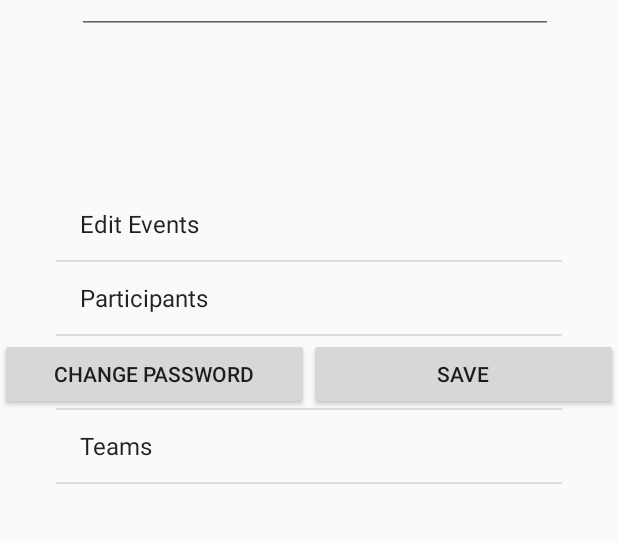
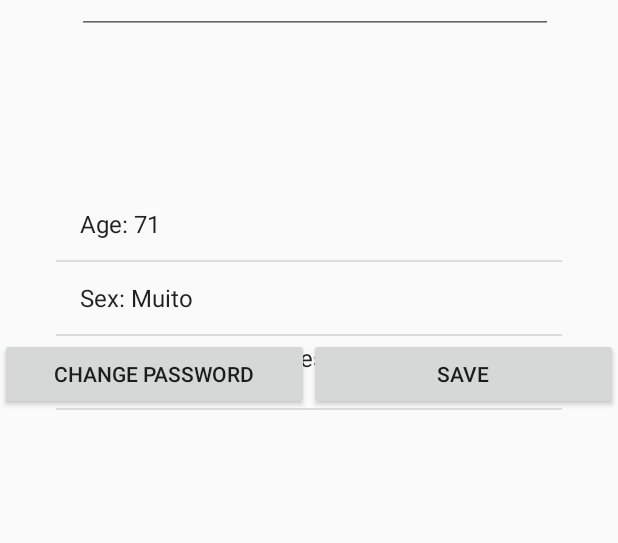
Before and after one commit to pedrovt/ihc-yacm, an Android app: the Profile screen opened directly, with no data from a screen before it, on a phone screen of 412 x 824 dp, the part 592-1135 px from its top. Run offline under Robolectric (Android 15) with nearby library versions, the phone set to English and light mode, and no system bars.

Commit message:
Quim Barreiros as Static Profile

```diff
--- a/app/src/main/java/com/ihc/yacm/Profile.java
+++ b/app/src/main/java/com/ihc/yacm/Profile.java
@@ -1,8 +1,14 @@
 package com.ihc.yacm;
 
 import android.os.Bundle;
+import android.widget.ArrayAdapter;
+import android.widget.ListView;
+import android.widget.TextView;
 
 import androidx.appcompat.app.AppCompatActivity;
+
+import java.util.ArrayList;
+import java.util.List;
 
 public class Profile extends AppCompatActivity {
 
@@ -10,5 +16,15 @@ public class Profile extends AppCompatActivity {
     protected void onCreate(Bundle savedInstanceState) {
         super.onCreate(savedInstanceState);
         setContentView(R.layout.profile);
+        TextView nameView = (TextView) findViewById(R.id.nameView);
+        nameView.setText("Quim Barreiros");
+
+        ListView lstView = (ListView) findViewById(R.id.profile_info);
+        List<String> options =  new ArrayList<>();
+        options.add("Age: 71");
+        options.add("Sex: Muito");
+        options.add("Bio: Sempre tive um especial afeto por gado caprino.");
+
+        lstView.setAdapter(new ArrayAdapter<String>(this, android.R.layout.simple_list_item_1, options));
     }
 }
--- a/app/src/main/res/layout/profile.xml
+++ b/app/src/main/res/layout/profile.xml
@@ -116,5 +116,17 @@
 
     </LinearLayout>
 
+    <TextView
+        android:id="@+id/nameView"
+        android:layout_width="223dp"
+        android:layout_height="36dp"
+        android:layout_marginStart="8dp"
+        android:layout_marginEnd="8dp"
+        android:gravity="center"
+        android:text="TextView"
+        app:layout_constraintEnd_toEndOf="@+id/include"
+        app:layout_constraintStart_toStartOf="parent"
+        tools:layout_editor_absoluteY="371dp" />
+
 
 </androidx.constraintlayout.widget.ConstraintLayout>
```
